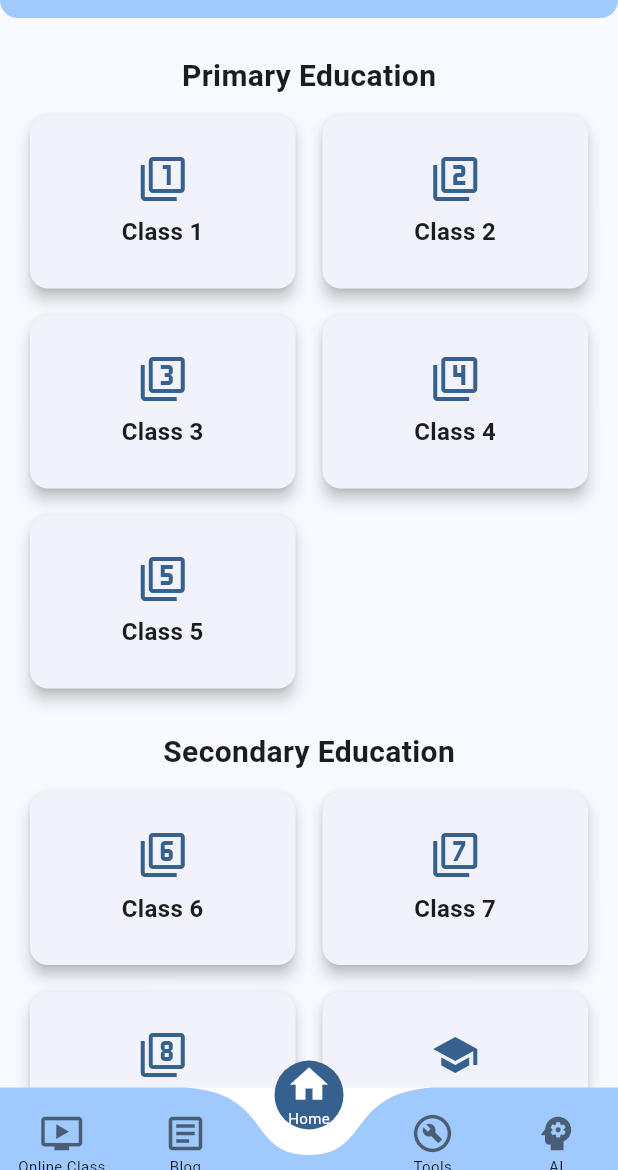
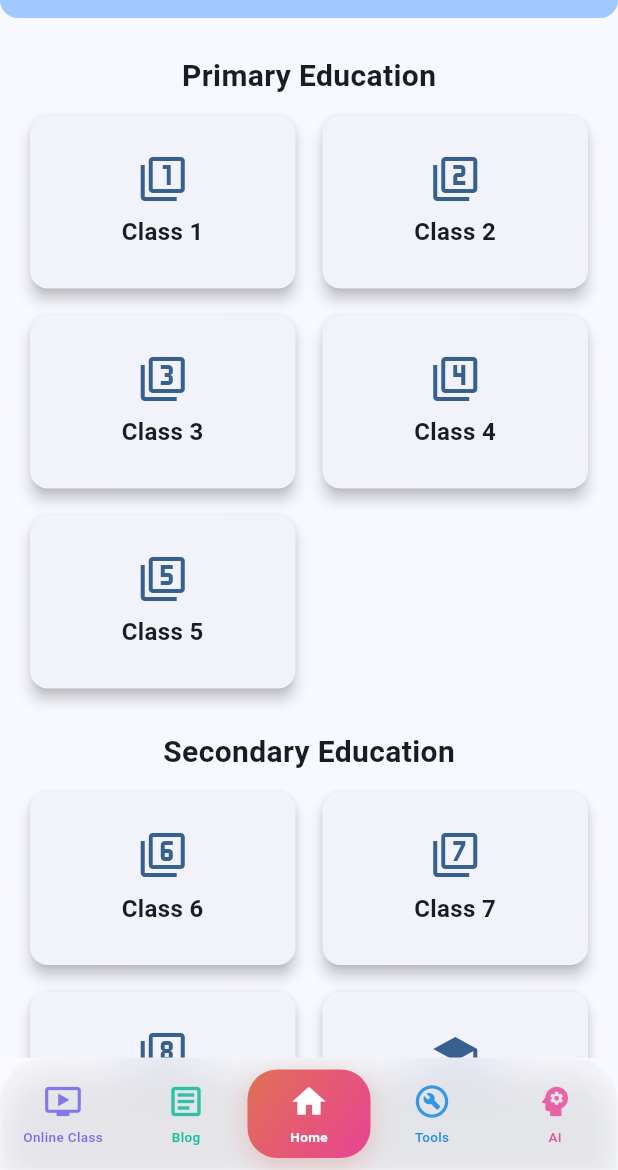
Before and after one commit to Pi-Dev-0/Pi-QBank, a Flutter app: the screen it shows after launch, on a phone screen of 412 x 824 dp, the part 66-1236 px from its top. Run offline on Flutter 3.47's test engine with Material 3 defaults, Android fonts, the phone set to English and light mode, and no system bars; drawn by our look-alikes of curved_navigation_bar; our stand-ins replace connectivity_plus, file_picker, image_picker, logger, open_file, permission_handler and 4 more; missing offline and left inert: flutter_pdfview; network calls fail; Roboto replaces fonts that are missing (HindSiliguri).

Commit message:
Refactor: Implement custom gradient bottom navigation bar
Replaced `CurvedNavigationBar` with a custom-built bottom navigation bar. This new implementation features:

- **Gradient backgrounds** for selected items, providing a more modern and visually appealing design.
- **Glassmorphism effect** for the entire navigation bar using `BackdropFilter`, enhancing the aesthetic.
- **Improved item styling** with adjusted icon sizes, text styles, and padding for better readability and visual hierarchy.
- **Dynamic gradient colors** for each navigation item, allowing for unique visual identification.

This change provides greater control over the navigation bar's appearance and allows for more sophisticated UI designs.

```diff
--- a/lib/main.dart
+++ b/lib/main.dart
@@ -1,5 +1,5 @@
 import 'package:flutter/material.dart';
-import 'package:curved_navigation_bar/curved_navigation_bar.dart';
+import 'dart:ui';
 import 'pages/home_page.dart';
 import 'pages/online_class_page.dart';
 import 'pages/ai_page.dart';
@@ -351,51 +351,200 @@ class _MainScreenState extends State<MainScreen> {
     const AIPage(),
   ];
 
-  Widget _buildNavItem(IconData icon, String label, bool isSelected) {
-    return Column(
+  // Define gradient colors for each navigation item
+  final List<List<Color>> _navGradients = [
+    [
+      const Color(0xFF6C5CE7),
+      const Color(0xFFA29BFE)
+    ], // Purple gradient for Online Class
+    [
+      const Color(0xFF00B894),
+      const Color(0xFF00CEC9)
+    ], // Teal gradient for Blog
+    [
+      const Color(0xFFE17055),
+      const Color(0xFFE84393)
+    ], // Orange-Pink gradient for Home
+    [
+      const Color(0xFF0984E3),
+      const Color(0xFF74B9FF)
+    ], // Blue gradient for Tools
+    [
+      const Color(0xFFE84393),
+      const Color(0xFFAD7BFF)
+    ], // Pink-Purple gradient for AI
+  ];
+
+  Widget _buildNavItem(IconData icon, String label, bool isSelected,
+      List<Color> gradientColors) {
+    return Container(
+      padding: const EdgeInsets.symmetric(vertical: 8, horizontal: 12),
+      decoration: isSelected
+          ? BoxDecoration(
+              borderRadius: BorderRadius.circular(20),
+              gradient: LinearGradient(
+                colors: gradientColors,
+                begin: Alignment.topLeft,
+                end: Alignment.bottomRight,
+              ),
+              boxShadow: [
+                BoxShadow(
+                  color: gradientColors[0].withOpacity(0.3),
+                  blurRadius: 15,
+                  offset: const Offset(0, 5),
+                ),
+              ],
+            )
+          : null,
+      child: Column(
         mainAxisSize: MainAxisSize.min,
         children: [
           Icon(
             icon,
-          size: 30,
-          color: isSelected ? Colors.white : Colors.black54,
+            size: 26,
+            color:
+                isSelected ? Colors.white : gradientColors[0].withOpacity(0.8),
           ),
+          const SizedBox(height: 4),
           Text(
             label,
             style: TextStyle(
-            fontSize: 10,
-            color: isSelected ? Colors.white : Colors.black87,
+              fontSize: 9,
+              color: isSelected
+                  ? Colors.white
+                  : gradientColors[0].withOpacity(0.9),
+              fontWeight: isSelected ? FontWeight.w600 : FontWeight.w500,
             ),
           ),
         ],
+      ),
     );
   }
 
   @override
   Widget build(BuildContext context) {
     return Scaffold(
-      bottomNavigationBar: CurvedNavigationBar(
-        index: _page,
-        height: 55.0,
-        items: [
-          _buildNavItem(Icons.ondemand_video, 'Online Class', _page == 0),
-          _buildNavItem(Icons.article_outlined, 'Blog', _page == 1),
-          _buildNavItem(Icons.home, 'Home', _page == 2),
-          _buildNavItem(Icons.build_circle_outlined, 'Tools', _page == 3),
-          _buildNavItem(Icons.psychology, 'AI', _page == 4),
+      extendBody: true,
+      bottomNavigationBar: ClipRRect(
+        borderRadius: BorderRadius.vertical(top: Radius.circular(30)),
+        child: BackdropFilter(
+          filter: ImageFilter.blur(sigmaX: 20, sigmaY: 20),
+          child: Container(
+            height: 75,
+            decoration: BoxDecoration(
+              color: Colors.white.withOpacity(0.15),
+              borderRadius: BorderRadius.vertical(top: Radius.circular(30)),
+              border: Border.all(
+                color: Colors.white.withOpacity(0.2),
+                width: 1,
+              ),
+              boxShadow: [
+                BoxShadow(
+                  color: Colors.black.withOpacity(0.1),
+                  blurRadius: 20,
+                  offset: const Offset(0, 10),
+                ),
               ],
-        color: Theme.of(context).colorScheme.inversePrimary,
-        buttonBackgroundColor: Theme.of(context).colorScheme.primary,
-        backgroundColor: Colors.white,
-        animationCurve: Curves.easeInOut,
-        animationDuration: const Duration(milliseconds: 300),
-        onTap: (index) {
-          setState(() {
-            _page = index;
-          });
-        },
             ),
-      body: _pages[_page],
+            child: Row(
+              mainAxisAlignment: MainAxisAlignment.spaceEvenly,
+              children: [
+                Expanded(
+                  child: GestureDetector(
+                    onTap: () => setState(() => _page = 0),
+                    child: _buildNavItem(Icons.ondemand_video, 'Online Class',
+                        _page == 0, _navGradients[0]),
+                  ),
+                ),
+                Expanded(
+                  child: GestureDetector(
+                    onTap: () => setState(() => _page = 1),
+                    child: _buildNavItem(Icons.article_outlined, 'Blog',
+                        _page == 1, _navGradients[1]),
+                  ),
+                ),
+                Expanded(
+                  child: GestureDetector(
+                    onTap: () => setState(() => _page = 2),
+                    child: _buildNavItem(
+                        Icons.home, 'Home', _page == 2, _navGradients[2]),
+                  ),
+                ),
+                Expanded(
+                  child: GestureDetector(
+                    onTap: () => setState(() => _page = 3),
+                    child: _buildNavItem(Icons.build_circle_outlined, 'Tools',
+                        _page == 3, _navGradients[3]),
+                  ),
+                ),
+                Expanded(
+                  child: GestureDetector(
+                    onTap: () => setState(() => _page = 4),
+                    child: _buildNavItem(
+                        Icons.psychology, 'AI', _page == 4, _navGradients[4]),
+                  ),
+                ),
+              ],
+            ),
+          ),
+        ),
+      ),
+      body: Stack(
+        children: [
+          // Animated background blur circles
+          Positioned(
+            top: -50,
+            right: -50,
+            child: Container(
+              width: 200,
+              height: 200,
+              decoration: BoxDecoration(
+                shape: BoxShape.circle,
+                color: Colors.white.withOpacity(0.1),
+              ),
+            ),
+          ),
+          Positioned(
+            bottom: -80,
+            left: -80,
+            child: Container(
+              width: 250,
+              height: 250,
+              decoration: BoxDecoration(
+                shape: BoxShape.circle,
+                color: Colors.white.withOpacity(0.08),
+              ),
+            ),
+          ),
+          Positioned(
+            top: 100,
+            left: -30,
+            child: Container(
+              width: 150,
+              height: 150,
+              decoration: BoxDecoration(
+                shape: BoxShape.circle,
+                color: Colors.white.withOpacity(0.06),
+              ),
+            ),
+          ),
+          // Main content with subtle blur overlay
+          ClipRRect(
+            child: BackdropFilter(
+              filter: ImageFilter.blur(sigmaX: 0.5, sigmaY: 0.5),
+              child: Container(
+                decoration: BoxDecoration(
+                  color: Colors.white.withOpacity(0.05),
+                ),
+                padding: EdgeInsets.only(
+                  bottom: 75.0 + MediaQuery.of(context).padding.bottom,
+                ),
+                child: _pages[_page],
+              ),
+            ),
+          ),
+        ],
+      ),
     );
   }
 }
--- a/pubspec.yaml
+++ b/pubspec.yaml
@@ -48,7 +48,6 @@ dependencies:
   http: ^1.1.0
   xml: ^6.3.0
   html: ^0.15.4 # For parsing HTML content from blog posts
-  curved_navigation_bar: ^1.0.6
   youtube_player_flutter: ^9.1.1
   image_picker: ^1.1.2
   characters: ^1.3.0
```
Also changed, not shown: pubspec.lock. Lines whose indentation alone changed are shown as unchanged.
